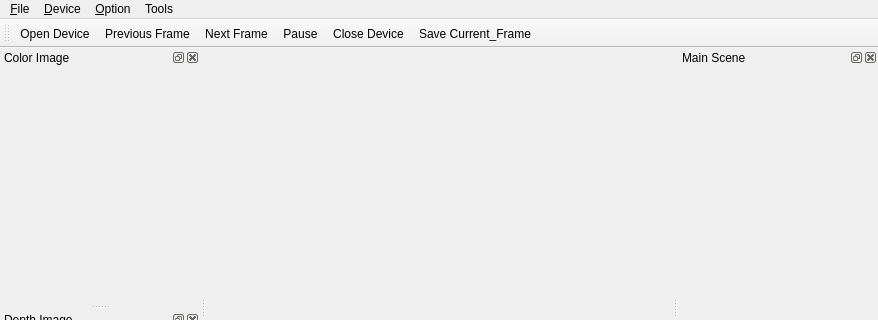
The window that src/ui/MainWindow.ui (oneminute/RecFLS) describes before a commit, drawn with Qt 5; both pictures show x 0 to 878 and y 0 to 320 of the 878 by 641 pixel window.
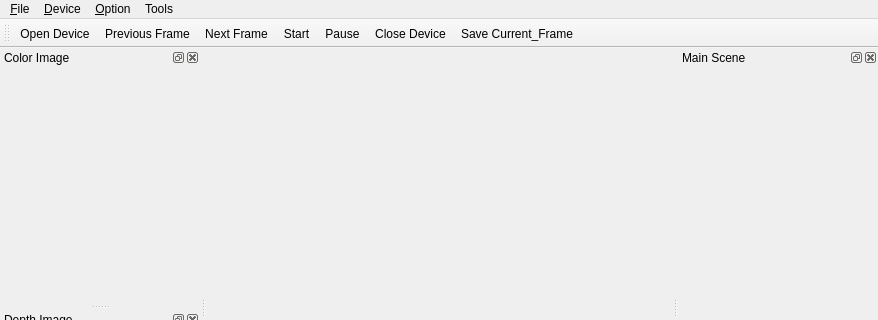
The same window after the commit. Custom widgets are drawn as their Qt base class.

What changed in the file:
```diff
--- a/src/ui/MainWindow.ui
+++ b/src/ui/MainWindow.ui
@@ -63,6 +63,7 @@
    <addaction name="actionOpen_Device"/>
    <addaction name="actionPrevious_Frame"/>
    <addaction name="actionNext_Frame"/>
+   <addaction name="actionStart"/>
    <addaction name="actionPause"/>
    <addaction name="actionClose_Device"/>
    <addaction name="actionSave_Current_Frame"/>
@@ -252,6 +253,14 @@
     <string>Fused Line Extractor</string>
    </property>
   </action>
+  <action name="actionStart">
+   <property name="text">
+    <string>Start</string>
+   </property>
+   <property name="toolTip">
+    <string>Start</string>
+   </property>
+  </action>
  </widget>
  <customwidgets>
   <customwidget>
```
